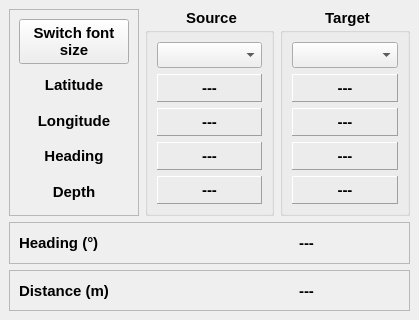
Above: ui/guidance_dock_base.ui from jrenken/qgis-PosiView before the change. Below: the same form after it.
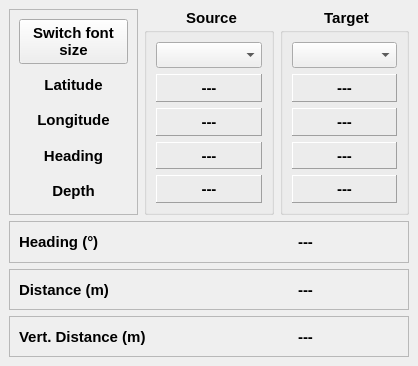
That is the form after the change.

Commit message: remove deprecated api calls extend guidance dock extend tracking dock interface

```diff
--- a/ui/guidance_dock_base.ui
+++ b/ui/guidance_dock_base.ui
@@ -6,8 +6,8 @@
    <rect>
     <x>0</x>
     <y>0</y>
-    <width>419</width>
-    <height>320</height>
+    <width>418</width>
+    <height>366</height>
    </rect>
   </property>
   <property name="windowTitle">
@@ -17,7 +17,7 @@
    <property name="styleSheet">
     <string notr="true">font-weight: bold; font-size: 11pt</string>
    </property>
-   <layout class="QVBoxLayout" name="verticalLayout" stretch="5,1,1">
+   <layout class="QVBoxLayout" name="verticalLayout" stretch="5,1,1,1">
     <item>
      <layout class="QHBoxLayout" name="horizontalLayout">
       <item>
@@ -94,7 +94,7 @@
         <property name="title">
          <string>Source</string>
         </property>
-        <layout class="QVBoxLayout" name="verticalLayout_2">
+        <layout class="QVBoxLayout" name="verticalLayout_2" stretch="1,0,0,0,0">
          <item>
           <widget class="QComboBox" name="comboBoxSource"/>
          </item>
@@ -176,7 +176,7 @@
         <property name="alignment">
          <set>Qt::AlignCenter</set>
         </property>
-        <layout class="QVBoxLayout" name="verticalLayout_3">
+        <layout class="QVBoxLayout" name="verticalLayout_3" stretch="1,0,0,0,0">
          <item>
           <widget class="QComboBox" name="comboBoxTarget"/>
          </item>
@@ -296,6 +296,41 @@
        </item>
        <item>
         <widget class="QLabel" name="labelDistance">
+         <property name="frameShape">
+          <enum>QFrame::NoFrame</enum>
+         </property>
+         <property name="text">
+          <string>---</string>
+         </property>
+         <property name="alignment">
+          <set>Qt::AlignCenter</set>
+         </property>
+        </widget>
+       </item>
+      </layout>
+     </widget>
+    </item>
+    <item>
+     <widget class="QFrame" name="frame_4">
+      <property name="frameShape">
+       <enum>QFrame::StyledPanel</enum>
+      </property>
+      <property name="frameShadow">
+       <enum>QFrame::Raised</enum>
+      </property>
+      <layout class="QHBoxLayout" name="horizontalLayout_4">
+       <item>
+        <widget class="QLabel" name="label_2">
+         <property name="text">
+          <string>Vert. Distance (m)</string>
+         </property>
+        </widget>
+       </item>
+       <item>
+        <widget class="QLabel" name="labelVertDistance">
+         <property name="frameShape">
+          <enum>QFrame::NoFrame</enum>
+         </property>
          <property name="text">
           <string>---</string>
          </property>
```
The commit also changes 5 other files.
